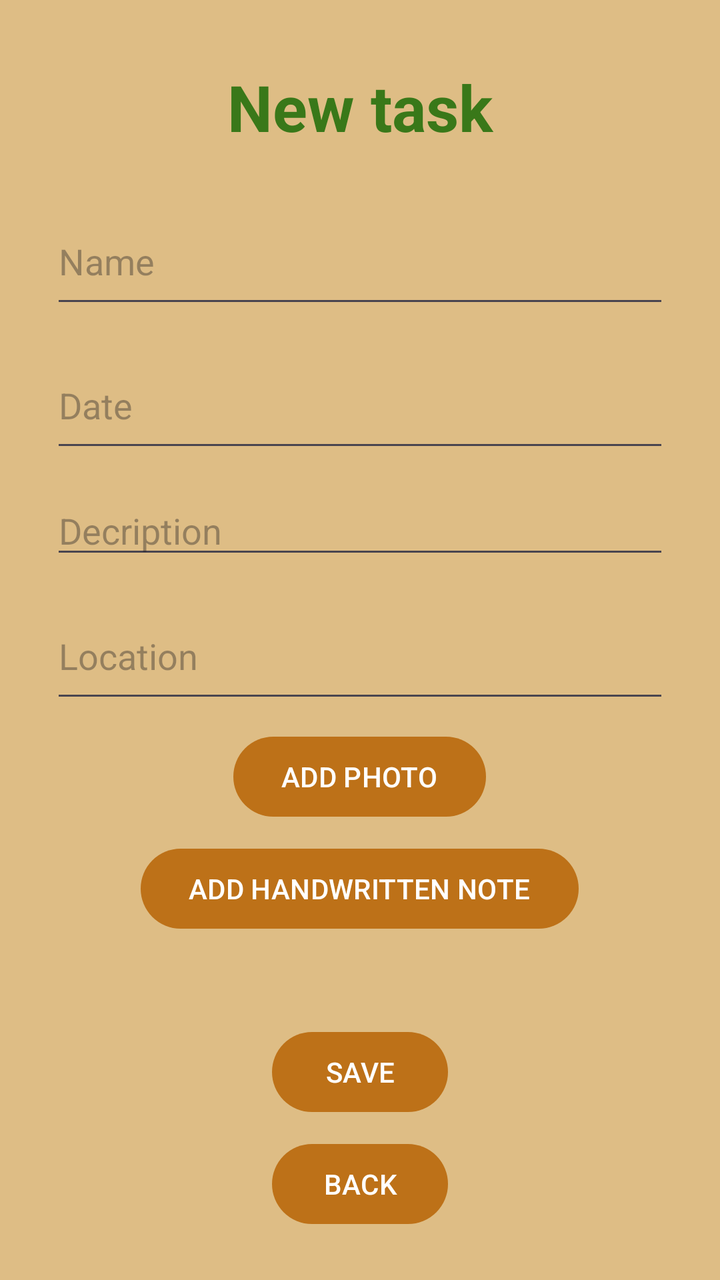
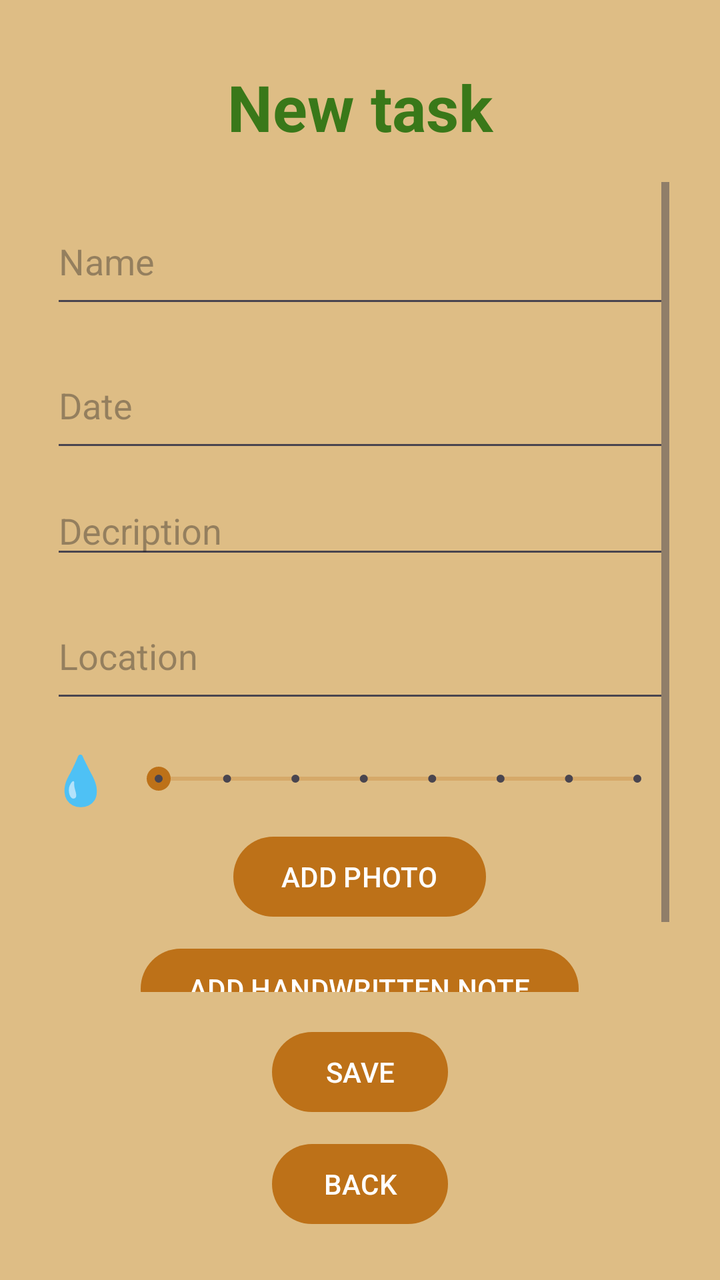

Two renders of the same Android screen: before a commit and after it. Below are the layout's source before the change and the commit's diff.
<!-- AndroidManifest.xml: application theme Theme.MyGarden -->
<!-- res/layout/activity_addingtask.xml -->
<?xml version="1.0" encoding="utf-8"?>
<androidx.constraintlayout.widget.ConstraintLayout xmlns:android="http://schemas.android.com/apk/res/android"
    xmlns:app="http://schemas.android.com/apk/res-auto"
    xmlns:tools="http://schemas.android.com/tools"
    android:id="@+id/main"
    android:layout_width="match_parent"
    android:layout_height="match_parent"
    android:paddingBottom="24dp"
    tools:context=".activities.AddingTaskActivity">

    <androidx.constraintlayout.widget.Guideline
        android:id="@+id/guidelineLeft"
        android:layout_width="wrap_content"
        android:layout_height="wrap_content"
        android:orientation="vertical"
        app:layout_constraintGuide_percent="0.07" />

    <androidx.constraintlayout.widget.Guideline
        android:id="@+id/guidelineRight"
        android:layout_width="wrap_content"
        android:layout_height="wrap_content"
        android:orientation="vertical"
        app:layout_constraintGuide_percent="0.93" />

    <TextView
        android:id="@+id/textViewTitle"
        android:layout_width="0dp"
        android:layout_height="wrap_content"
        android:layout_marginTop="32dp"
        android:text="New task"
        android:textAlignment="center"
        android:textColor="?attr/colorOnSurface"
        android:textSize="32sp"
        android:textStyle="bold"
        app:layout_constraintEnd_toEndOf="@id/guidelineRight"
        app:layout_constraintStart_toStartOf="@id/guidelineLeft"
        app:layout_constraintTop_toTopOf="parent" />

    <ScrollView
        android:id="@+id/formScrollView"
        android:layout_width="0dp"
        android:layout_height="0dp"
        android:layout_marginTop="16dp"
        android:layout_marginBottom="16dp"
        android:fillViewport="true"
        app:layout_constraintBottom_toTopOf="@id/AddButton"
        app:layout_constraintEnd_toEndOf="@id/guidelineRight"
        app:layout_constraintStart_toStartOf="@id/guidelineLeft"
        app:layout_constraintTop_toBottomOf="@+id/textViewTitle">

        <LinearLayout
            android:layout_width="match_parent"
            android:layout_height="wrap_content"
            android:gravity="center_horizontal"
            android:orientation="vertical"
            android:paddingBottom="16dp">

            <EditText
                android:id="@+id/TaskName"
                android:layout_width="match_parent"
                android:layout_height="60dp"
                android:layout_marginTop="8dp"
                android:hint="Name"
                android:inputType="text" />

            <EditText
                android:id="@+id/TaskDueDate"
                android:layout_width="match_parent"
                android:layout_height="60dp"
                android:layout_marginTop="12dp"
                android:clickable="true"
                android:focusable="false"
                android:hint="Date" />

            <EditText
                android:id="@+id/TaskDescription"
                android:layout_width="match_parent"
                android:layout_height="wrap_content"
                android:layout_marginTop="12dp"
                android:hint="Decription"
                android:inputType="textMultiLine" />

            <AutoCompleteTextView
                android:id="@+id/TaskLocation"
                android:layout_width="match_parent"
                android:layout_height="60dp"
                android:layout_marginTop="12dp"
                android:completionThreshold="3"
                android:dropDownWidth="match_parent"
                android:hint="Location" />

            <ImageView
                android:id="@+id/PhotoPreview"
                android:layout_width="120dp"
                android:layout_height="120dp"
                android:layout_marginTop="16dp"
                android:background="#DDDDDD"
                android:scaleType="centerCrop"
                android:visibility="gone" />

            <Button
                android:id="@+id/PhotoButton"
                android:layout_width="wrap_content"
                android:layout_height="wrap_content"
                android:layout_marginTop="8dp"
                android:text="ADD PHOTO"
                android:visibility="visible" />

            <ImageView
                android:id="@+id/HandwrittenPreview"
                android:layout_width="120dp"
                android:layout_height="120dp"
                android:layout_marginTop="16dp"
                android:background="#DDDDDD"
                android:scaleType="centerCrop"
                android:visibility="gone" />

            <Button
                android:id="@+id/HandwrittenButton"
                android:layout_width="wrap_content"
                android:layout_height="wrap_content"
                android:layout_marginTop="8dp"
                android:text="ADD HANDWRITTEN NOTE"
                android:visibility="visible" />

        </LinearLayout>
    </ScrollView>

    <Button
        android:id="@+id/AddButton"
        android:layout_width="wrap_content"
        android:layout_height="wrap_content"
        android:layout_marginBottom="8dp"
        android:text="SAVE"
        app:layout_constraintBottom_toTopOf="@+id/BackButton"
        app:layout_constraintEnd_toEndOf="@id/guidelineRight"
        app:layout_constraintStart_toStartOf="@id/guidelineLeft" />

    <Button
        android:id="@+id/BackButton"
        android:layout_width="wrap_content"
        android:layout_height="wrap_content"
        android:text="BACK"
        app:layout_constraintBottom_toBottomOf="parent"
        app:layout_constraintEnd_toEndOf="@id/guidelineRight"
        app:layout_constraintStart_toStartOf="@id/guidelineLeft" />

</androidx.constraintlayout.widget.ConstraintLayout>
<!-- resources referenced by this layout -->
<resources>
  <style name="Theme.MyGarden" parent="Base.Theme.MyGarden" />
  <style name="Base.Theme.MyGarden" parent="Theme.Material3.DayNight.NoActionBar">
          
          
          <item name="android:windowBackground">@color/beige</item>
          <item name="colorOnSurface">@color/dark_green</item>
          <item name="colorPrimary">@color/dark_orange</item>
          <item name="colorText">@color/black</item>
      </style>
  <color name="beige">#DEBD85</color>
  <color name="dark_green">#397819</color>
  <color name="dark_orange">#BD7118</color>
  <color name="black">#FF000000</color>
</resources>

<!-- the commit's change to res/layout/activity_addingtask.xml (unified diff, before → after) -->
@@ -89,6 +89,34 @@
                 android:dropDownWidth="match_parent"
                 android:hint="Location" />
 
+            <LinearLayout
+                android:layout_width="match_parent"
+                android:layout_height="wrap_content"
+                android:layout_marginTop="16dp"
+                android:gravity="center_vertical"
+                android:orientation="horizontal">
+
+                <TextView
+                    android:layout_width="wrap_content"
+                    android:layout_height="wrap_content"
+                    android:text="💧"
+                    android:textSize="24sp"
+                    android:layout_marginEnd="8dp" />
+
+                <SeekBar
+                    android:id="@+id/seekBar"
+                    style="@style/Widget.AppCompat.SeekBar.Discrete"
+                    android:layout_width="0dp"
+                    android:layout_height="34dp"
+                    android:layout_weight="1"
+                    android:tickMarkTint="?attr/colorOnSurface"
+                    android:progressTint="?attr/colorPrimary"
+                    android:progressBackgroundTint="?attr/colorPrimary"
+                    android:thumbTint="?attr/colorPrimary"
+                    android:max="7"
+                    android:progress="0" />
+            </LinearLayout>
+
             <ImageView
                 android:id="@+id/PhotoPreview"
                 android:layout_width="120dp"
